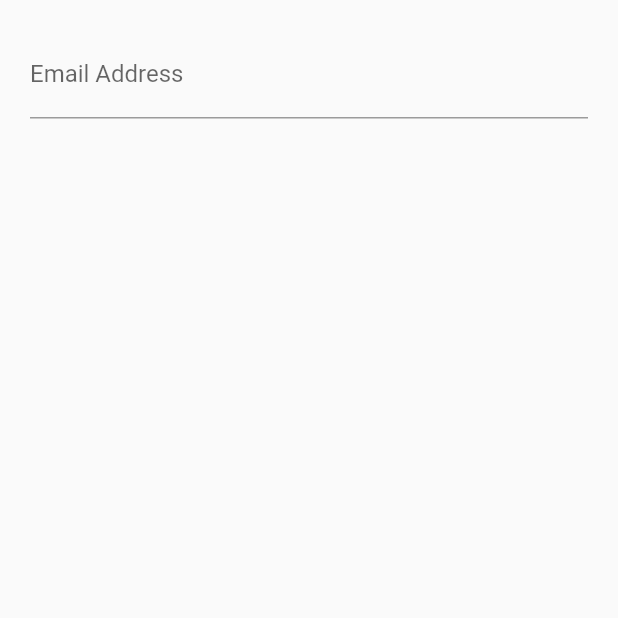
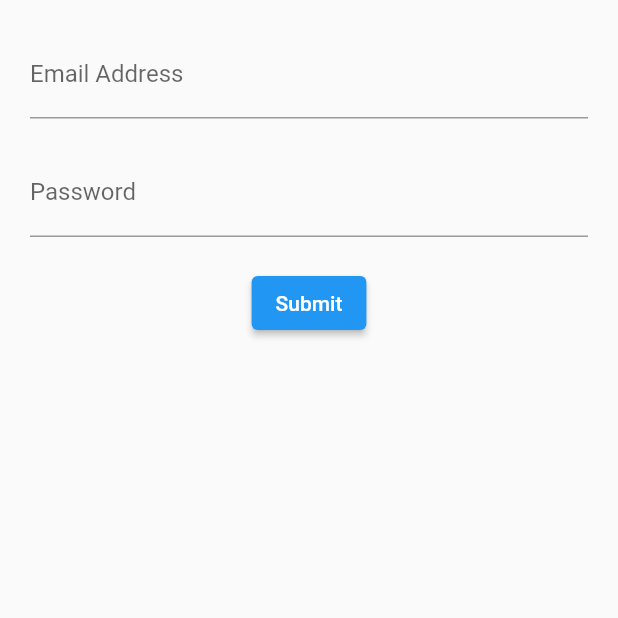
Before and after one commit to MohamedMF2/login_stateful, a Flutter app: the screen it shows after launch, on a phone screen of 412 x 824 dp, the top half of it. Run offline on Flutter 3.47's test engine with Material 2 defaults, Android fonts, the phone set to English and light mode, and no system bars.

```diff
--- a/lib/src/screens/login_screen.dart
+++ b/lib/src/screens/login_screen.dart
@@ -1,4 +1,5 @@
 import 'package:flutter/material.dart';
+import 'package:login_stateful/src/mixins/validation_mixin.dart';
 
 class LoginScreen extends StatefulWidget {
   @override
@@ -8,18 +9,30 @@ class LoginScreen extends StatefulWidget {
   }
 }
 
-class LoginScreenState extends State<LoginScreen> {
+class LoginScreenState extends State<LoginScreen> with ValidationMixin {
+  final formKey = GlobalKey<FormState>();
+
+  String email;
+  String password;
+
   @override
   Widget build(BuildContext context) {
     // TODO: implement build
     return Container(
       margin: EdgeInsets.all(20.0),
       child: Form(
+        key: formKey,
         child: Column(
           children: [
             emailField(),
-            // passwordField(),
-            // submitButton(),
+            Container(
+              margin: EdgeInsets.only(top: 20.0),
+            ),
+            passwordField(),
+            Container(
+              margin: EdgeInsets.only(top: 20.0),
+            ),
+            submitButton(),
           ],
         ),
       ),
@@ -31,14 +44,36 @@ class LoginScreenState extends State<LoginScreen> {
       keyboardType: TextInputType.emailAddress,
       decoration:
           InputDecoration(labelText: 'Email Address', hintText: 'mo@gmail.com'),
+      validator: validateEmail,
+      onSaved: (String value) {
+        email = value;
+      },
     );
   }
 
-  // Widget passwordField() {
-  //   return;
-  // }
+  Widget passwordField() {
+    return TextFormField(
+      obscureText: true,
+      decoration: InputDecoration(
+        labelText: 'Password',
+        hintText: '********',
+      ),
+      validator: validatePassword,
+      onSaved: (String value) {
+        password = value;
+      },
+    );
+  }
 
-  // Widget submitButton() {
-  //   return;
-  // }
+  Widget submitButton() {
+    return ElevatedButton(
+      child: Text('Submit'),
+      onPressed: () {
+        if (formKey.currentState.validate()) {
+          formKey.currentState.save();
+          print('sent data to an api email=$email password=$password');
+        }
+      },
+    );
+  }
 }
```
Also changed, not shown: lib/src/mixins/validation_mixin.dart (added, +15 -0 lines).
